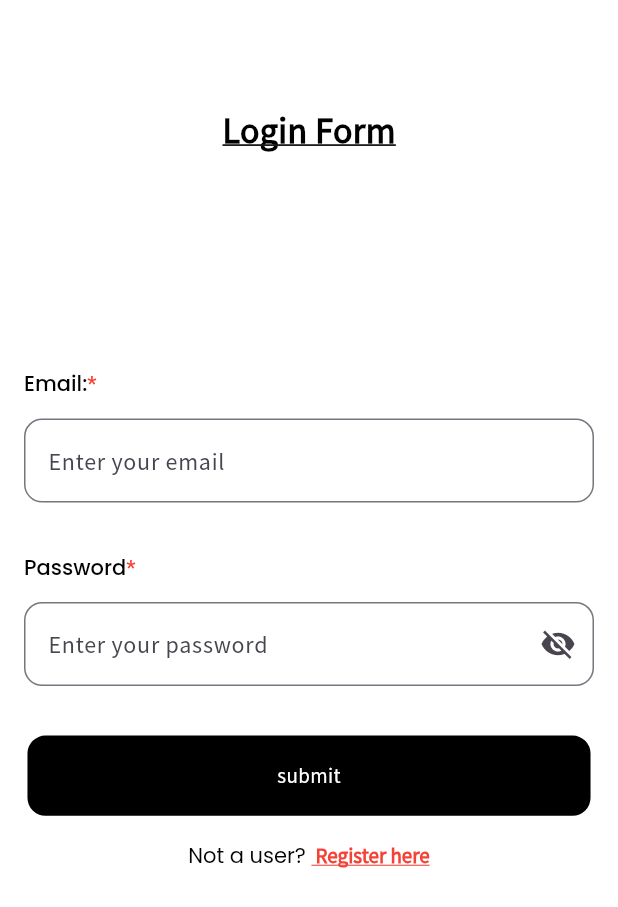
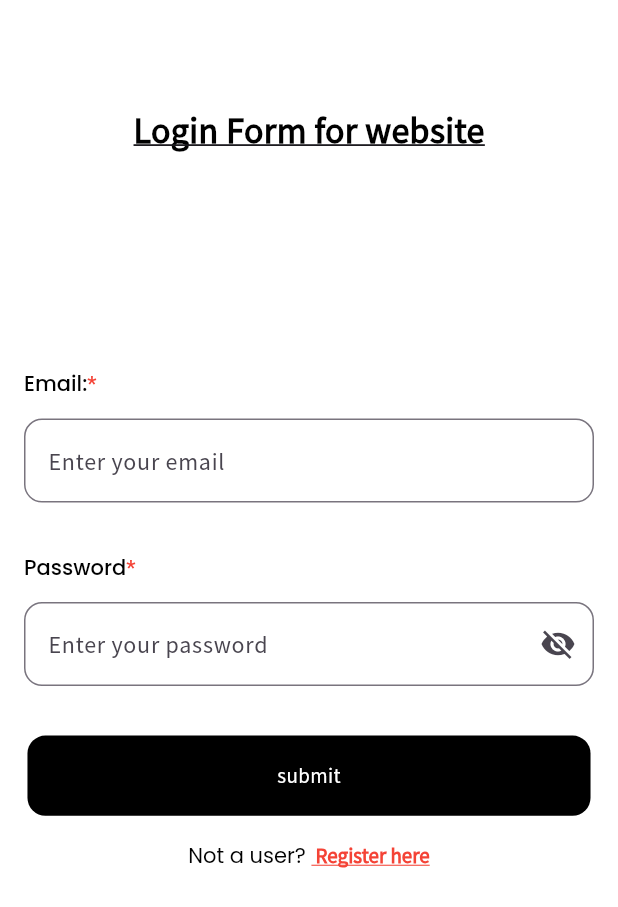
Before and after one commit to karthikraja0000000/Employeedata, a Flutter app: the screen it shows after launch, on a phone screen of 412 x 824 dp. Shown: the top 907 px of the screen. Run offline on Flutter 3.47's test engine with Material 3 defaults, Android fonts, the phone set to English and light mode, and no system bars; our stand-ins replace bloc, equatable, flutter_bloc, flutter_screenutil, google_fonts, sqflite; accounts and stored records are empty.

Commit message:
modeifed file

```diff
--- a/lib/pages/login_page.dart
+++ b/lib/pages/login_page.dart
@@ -50,7 +50,7 @@ class _LoginPageState extends State<LoginPage> {
                       SizedBox(height: 52.h),
                       const Center(
                         child: Text(
-                          "Login Form",
+                          "Login Form for website",
                           style: TextStyle(
                             fontFamily: 'SourceSansPro',
                             color: Colors.black,
```
